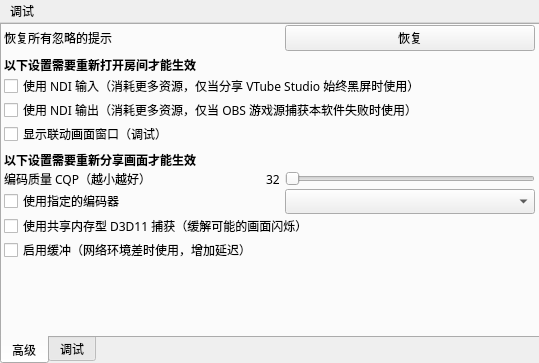
Qt form ui/windows/settingwindow.ui (reitovo/vlink-client) before a commit.
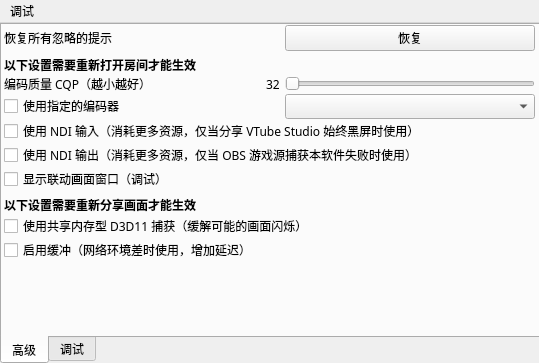
The same form after that commit.

Commit message: 优化弱网

```diff
--- a/ui/windows/settingwindow.ui
+++ b/ui/windows/settingwindow.ui
@@ -129,56 +129,6 @@
          </property>
         </widget>
        </item>
-       <item>
-        <widget class="QCheckBox" name="useNdiReceiver">
-         <property name="text">
-          <string>使用 NDI 输入（消耗更多资源，仅当分享 VTube Studio 始终黑屏时使用）</string>
-         </property>
-        </widget>
-       </item>
-       <item>
-        <widget class="QCheckBox" name="useNdiSender">
-         <property name="text">
-          <string>使用 NDI 输出（消耗更多资源，仅当 OBS 游戏源捕获本软件失败时使用）</string>
-         </property>
-        </widget>
-       </item>
-       <item>
-        <widget class="QCheckBox" name="showDxgiWindow">
-         <property name="text">
-          <string>显示联动画面窗口（调试）</string>
-         </property>
-        </widget>
-       </item>
-       <item>
-        <spacer name="verticalSpacer_3">
-         <property name="orientation">
-          <enum>Qt::Vertical</enum>
-         </property>
-         <property name="sizeType">
-          <enum>QSizePolicy::Fixed</enum>
-         </property>
-         <property name="sizeHint" stdset="0">
-          <size>
-           <width>20</width>
-           <height>5</height>
-          </size>
-         </property>
-        </spacer>
-       </item>
-       <item>
-        <widget class="QLabel" name="label_4">
-         <property name="font">
-          <font>
-           <family>MiSans</family>
-           <bold>true</bold>
-          </font>
-         </property>
-         <property name="text">
-          <string>以下设置需要重新分享画面才能生效</string>
-         </property>
-        </widget>
-       </item>
        <item>
         <layout class="QHBoxLayout" name="horizontalLayout_3">
          <item>
@@ -288,6 +238,56 @@
          </item>
         </layout>
        </item>
+       <item>
+        <widget class="QCheckBox" name="useNdiReceiver">
+         <property name="text">
+          <string>使用 NDI 输入（消耗更多资源，仅当分享 VTube Studio 始终黑屏时使用）</string>
+         </property>
+        </widget>
+       </item>
+       <item>
+        <widget class="QCheckBox" name="useNdiSender">
+         <property name="text">
+          <string>使用 NDI 输出（消耗更多资源，仅当 OBS 游戏源捕获本软件失败时使用）</string>
+         </property>
+        </widget>
+       </item>
+       <item>
+        <widget class="QCheckBox" name="showDxgiWindow">
+         <property name="text">
+          <string>显示联动画面窗口（调试）</string>
+         </property>
+        </widget>
+       </item>
+       <item>
+        <spacer name="verticalSpacer_3">
+         <property name="orientation">
+          <enum>Qt::Vertical</enum>
+         </property>
+         <property name="sizeType">
+          <enum>QSizePolicy::Fixed</enum>
+         </property>
+         <property name="sizeHint" stdset="0">
+          <size>
+           <width>20</width>
+           <height>5</height>
+          </size>
+         </property>
+        </spacer>
+       </item>
+       <item>
+        <widget class="QLabel" name="label_4">
+         <property name="font">
+          <font>
+           <family>MiSans</family>
+           <bold>true</bold>
+          </font>
+         </property>
+         <property name="text">
+          <string>以下设置需要重新分享画面才能生效</string>
+         </property>
+        </widget>
+       </item>
        <item>
         <widget class="QCheckBox" name="forceShmem">
          <property name="text">
```
